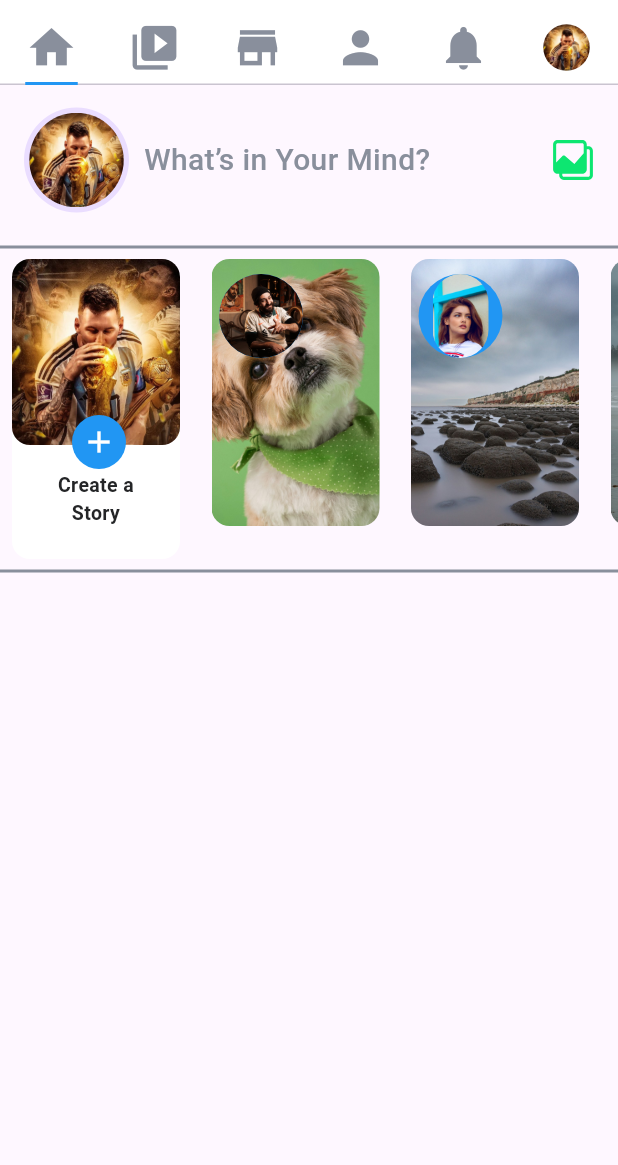
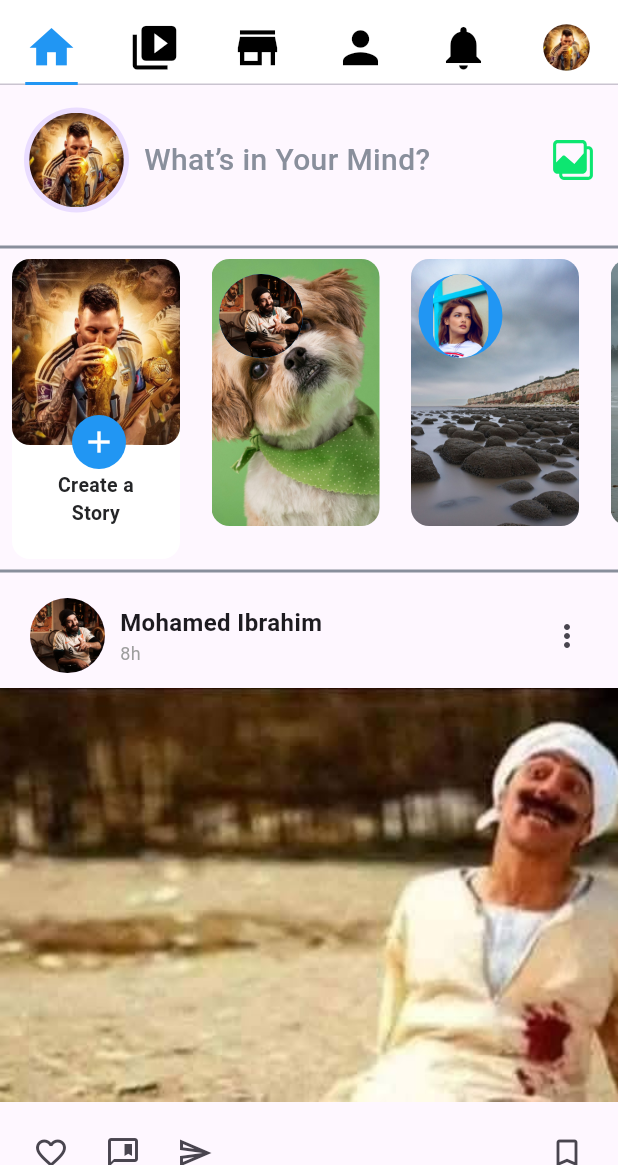
Before and after one commit to memo-ibrahim-alean/flutter_facebook_ui, a Flutter app: the screen it shows after launch, scrolled down 108 dp, after a tap on "Login", on a phone screen of 412 x 824 dp, the part 71-1236 px from its top. Run offline on Flutter 3.47's test engine with Material 3 defaults, Android fonts, the phone set to English and light mode, and no system bars; our stand-ins replace flutter_svg.

Commit message:
feat: Complete Facebook UI clone with custom splash screen
- Added a custom splash screen using flutter_native_splash with active tab icon color change.
- Implemented a home screen with tab navigation and active tab icon color change.
- Created custom widgets for story creation, story viewing, and post display.
- Updated the README.md file to include a table of contents for better navigation.

```diff
--- a/lib/home_screen.dart
+++ b/lib/home_screen.dart
@@ -28,7 +28,6 @@ class _HomeScreenState extends State<HomeScreen>
   @override
   Widget build(BuildContext context) {
     return MaterialApp(
-      debugShowCheckedModeBanner: false,
       home: Scaffold(
         appBar: AppBar(
           bottom: TabBar(
@@ -36,42 +35,37 @@ class _HomeScreenState extends State<HomeScreen>
             indicator: const UnderlineTabIndicator(
               borderSide: BorderSide(color: Colors.blue, width: 2.0),
             ),
-            labelColor: Colors.blue,
-            unselectedLabelColor: Colors.black,
+            labelColor: Colors.blue, // Active tab color
+            unselectedLabelColor: Colors.black, // Inactive tab color
             tabs: [
               Tab(
                 icon: Icon(
                   size: 35,
                   Icons.home,
-                  color: Color(0xFF898F9C),
                 ),
               ),
               Tab(
                 icon: Icon(
                   size: 35,
                   Icons.video_library,
-                  color: Color(0xFF898F9C),
                 ),
               ),
               Tab(
                 icon: Icon(
                   size: 35,
                   Icons.store,
-                  color: Color(0xFF898F9C),
                 ),
               ),
               Tab(
                 icon: Icon(
                   size: 35,
                   Icons.person,
-                  color: Color(0xFF898F9C),
                 ),
               ),
               Tab(
                 icon: Icon(
                   size: 35,
                   Icons.notifications,
-                  color: Color(0xFF898F9C),
                 ),
               ),
               Tab(
--- a/lib/home_tab_widget.dart
+++ b/lib/home_tab_widget.dart
@@ -2,13 +2,15 @@ import 'create_story_widget.dart'; // Corrected import statement
 import 'view_story_widget.dart';
 import 'package:flutter/material.dart';
 import 'package:flutter_svg/flutter_svg.dart';
+import 'post_widget.dart'; // Import the post widget
 
 class HomeTabWidget extends StatelessWidget {
   const HomeTabWidget({super.key});
 
   @override
   Widget build(BuildContext context) {
-    return Column(
+    return ListView(
+      scrollDirection: Axis.vertical, // Explicitly set the scroll direction to vertical
       children: [
         Padding(
           padding: const EdgeInsets.symmetric(horizontal: 16, vertical: 15),
@@ -100,6 +102,25 @@ class HomeTabWidget extends StatelessWidget {
           color: Color(0xFF898F9C),
           thickness: 2,
         ),
+        PostWidget(
+          avatarImage: 'assets/images/model1.jpg',
+          postImage: 'assets/images/post1.jpg',
+          username: 'Mohamed Ibrahim',
+          timestamp: '8h',
+        ),
+        PostWidget(
+          avatarImage: 'assets/images/model5.jpg',
+          postImage: 'assets/images/post2.jpg',
+          username: 'Route',
+          timestamp: '12h',
+        ),
+        PostWidget(
+          avatarImage: 'assets/images/model3.jpg',
+          postImage: 'assets/images/post3.jpg',
+          username: 'Ahmed Ali',
+          timestamp: '18h',
+        ),
+        // Add more PostWidget instances as needed
       ],
     );
   }
--- a/lib/main.dart
+++ b/lib/main.dart
@@ -1,20 +1,21 @@
-import 'package:facebookui/login_screen.dart';
 import 'package:flutter/material.dart';
-import 'package:flutter_svg/flutter_svg.dart';
+import 'splash_screen.dart';  // Import your custom splash screen
+
 
 void main() {
-  runApp(const MyApp());
+  runApp(MyApp());
 }
 
 class MyApp extends StatelessWidget {
-  const MyApp({super.key});
-
-  // This widget is the root of your application.
   @override
   Widget build(BuildContext context) {
-    return const MaterialApp(
+    return MaterialApp(
       debugShowCheckedModeBanner: false,
-      home: LoginScreen(),
+      title: 'Flutter Facebook UI Clone',
+      theme: ThemeData(
+        primarySwatch: Colors.blue,
+      ),
+      home: SplashScreen(),
     );
   }
 }
--- /dev/null
+++ b/lib/post_widget.dart
@@ -0,0 +1,98 @@
+import 'package:flutter/material.dart';
+
+class PostWidget extends StatelessWidget {
+  final String avatarImage;
+  final String postImage;
+  final String username;
+  final String timestamp;
+
+  PostWidget({
+    required this.avatarImage,
+    required this.postImage,
+    required this.username,
+    required this.timestamp,
+  });
+
+  @override
+  Widget build(BuildContext context) {
+    return Padding(
+      padding: const EdgeInsets.symmetric(vertical: 10),
+      child: Column(
+        crossAxisAlignment: CrossAxisAlignment.start,
+        children: [
+          Padding(
+            padding: const EdgeInsets.only(left: 20, right: 10),
+            child: Row(
+              children: [
+                CircleAvatar(
+                  radius: 25,
+                  backgroundImage: AssetImage(avatarImage),
+                ),
+                const SizedBox(width: 10),
+                Column(
+                  crossAxisAlignment: CrossAxisAlignment.start,
+                  children: [
+                    Text(
+                      username,
+                      style: const TextStyle(
+                        fontSize: 16,
+                        fontWeight: FontWeight.bold,
+                      ),
+                    ),
+                    Text(
+                      timestamp,
+                      style: const TextStyle(
+                        fontSize: 12,
+                        color: Colors.grey,
+                      ),
+                    ),
+                  ],
+                ),
+                const Spacer(),
+                IconButton(
+                  icon: Icon(Icons.more_vert),
+                  onPressed: () {},
+                ),
+              ],
+            ),
+          ),
+          const SizedBox(height: 10),
+          SizedBox(
+            height: 276,
+            width: double.infinity,
+            child: Image.asset(
+              postImage,
+              fit: BoxFit.cover,
+            ),
+          ),
+          const SizedBox(height: 10),
+          Padding(
+            padding: EdgeInsets.only(left: 10, right: 10),
+            child: Row(
+              children: [
+                IconButton(
+                  icon: Icon(Icons.favorite_border_outlined),
+                  onPressed: () {},
+                ),
+                IconButton(
+                  icon: Icon(Icons.comment_bank_outlined),
+                  onPressed: () {},
+                ),
+                IconButton(
+                  icon: Icon(Icons.send_outlined),
+                  onPressed: () {},
+                ),
+                const Spacer(),
+                IconButton(
+                  icon: Icon(Icons.bookmark_border),
+                  onPressed: () {},
+                ),
+              ],
+            ),
+          ),
+          Divider(color: Colors.grey[300]),
+        ],
+      ),
+    );
+  }
+}
--- /dev/null
+++ b/lib/splash_screen.dart
@@ -0,0 +1,70 @@
+import 'package:facebookui/login_screen.dart';
+import 'package:flutter/material.dart';
+import 'package:flutter_svg/flutter_svg.dart';
+
+class SplashScreen extends StatefulWidget {
+  @override
+  _SplashScreenState createState() => _SplashScreenState();
+}
+
+class _SplashScreenState extends State<SplashScreen> {
+  @override
+  void initState() {
+    super.initState();
+    _navigateToHome();
+  }
+
+  _navigateToHome() async {
+    await Future.delayed(Duration(seconds: 3), () {});
+    Navigator.pushReplacement(
+      context,
+      MaterialPageRoute(builder: (context) => LoginScreen()),
+    );
+  }
+
+  @override
+  Widget build(BuildContext context) {
+    return Scaffold(
+      backgroundColor: Colors.white,
+      body: SafeArea(
+        child: Column(
+          children: [
+            const Spacer(),
+            SvgPicture.asset(
+              'assets/images/fb_logo_login.svg',
+              width: 100,
+              height: 100,
+            ),
+            const Spacer(),
+            const Text(
+              'From',
+              style: TextStyle(
+                color: Color(0xFF898F9C),
+                fontSize: 16,
+                fontWeight: FontWeight.w600,
+              ),
+            ),
+            Row(
+              mainAxisAlignment: MainAxisAlignment.center,
+              children: [
+                Image.asset(
+                  'assets/images/meta-logo.png',
+                ),
+                const SizedBox(width: 8),
+                const Text(
+                  'Meta',
+                  style: TextStyle(
+                    color: Color(0xFF1877F2),
+                    fontSize: 24,
+                    fontWeight: FontWeight.w600,
+                  ),
+                ),
+              ],
+            ),
+            SizedBox(height: 20,)
+          ],
+        ),
+      ),
+    );
+  }
+}
--- a/native_splash.yaml
+++ /dev/null
@@ -1,8 +0,0 @@
-flutter_native_splash:
-  color: "#ffffff"
-  image: assets/images/fb_logo.png
-  android_12:
-    color: "#ffffff"
-    image: assets/images/fb_logo.png
-  android: true
-  ios: true
--- a/pubspec.yaml
+++ b/pubspec.yaml
@@ -30,7 +30,7 @@ environment:
 dependencies:
   flutter:
     sdk: flutter
-  flutter_native_splash: ^2.4.3
+
   cupertino_icons: ^1.0.8
   flutter_svg: ^1.0.3
 
```
Also changed, not shown: assets/images/fb_logo.png, assets/images/model5.jpg (renamed from assets/images/429820590_791043733050594_2437304548159507703_n.jpg), assets/images/post1.jpg (added), assets/images/post2.jpg (renamed from assets/images/394207767_709508957870739_4789263993603935944_n.jpg), assets/images/post3.jpg (added), pubspec.lock, 33 other files.
